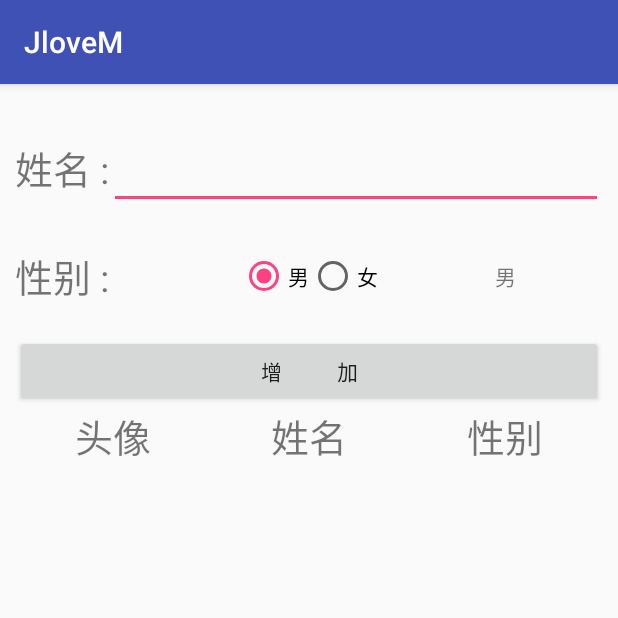
After one commit to jiaoheyan/lovem, an Android app: the MainPageActivity screen opened directly, with no data from a screen before it, on a phone screen of 412 x 824 dp, the top half of it. The commit adds this screen. Run offline under Robolectric (Android 15) with nearby library versions, the phone set to English and light mode, and no system bars.

Commit message:
201802201615

```diff
--- a/app/src/main/AndroidManifest.xml
+++ b/app/src/main/AndroidManifest.xml
@@ -18,6 +18,8 @@
         </activity>
         <activity android:name=".MainActivity"/>
         <activity android:name=".ListViewActivity"/>
+        <activity android:name=".JiShiBenActivity"/>
+        <activity android:name=".jishiben.MainPageActivity"></activity>
     </application>
 
 </manifest>
--- /dev/null
+++ b/app/src/main/java/com/example/lovej/jlovem/jishiben/MainPageActivity.java
@@ -0,0 +1,243 @@
+package com.example.lovej.jlovem.jishiben;
+
+import android.annotation.SuppressLint;
+import android.graphics.Color;
+import android.graphics.drawable.ColorDrawable;
+import android.os.Bundle;
+import android.support.v7.app.AppCompatActivity;
+import android.text.TextUtils;
+import android.view.Gravity;
+import android.view.View;
+import android.view.ViewGroup;
+import android.view.animation.Animation;
+import android.view.animation.ScaleAnimation;
+import android.widget.AbsListView;
+import android.widget.AdapterView;
+import android.widget.BaseAdapter;
+import android.widget.Button;
+import android.widget.EditText;
+import android.widget.ImageView;
+import android.widget.ListView;
+import android.widget.PopupWindow;
+import android.widget.RadioButton;
+import android.widget.RadioGroup;
+import android.widget.TextView;
+import android.widget.Toast;
+
+import com.example.lovej.jlovem.R;
+
+import java.util.List;
+
+import static android.R.id.list;
+
+
+/**
+ * Created by Administrator on 2018/2/20 0020.
+ */
+
+public class MainPageActivity extends AppCompatActivity implements RadioGroup.OnCheckedChangeListener {
+
+    private EditText et_name;
+    private Button bt_add;
+    private String name;
+    private RadioGroup rg_group;
+    private TextView tv_showsex;
+    private String showsex;
+    private SqlDao dao;
+    private Student stu;
+    private Student stu2;
+    private List<Student> list;
+    private MyAdapter adapter;
+    private ListView listView1;
+    private PopupWindow pw;
+    private TextView delete;
+
+
+
+    @Override
+    protected void onCreate(Bundle savedInstanceState) {
+        // TODO Auto-generated method stub
+        super.onCreate(savedInstanceState);
+        setContentView(R.layout.activity_mainpage);
+        initView();
+        initDate();
+
+    }
+    //初始化视图
+    private void initView() {
+        et_name=(EditText) findViewById(R.id.et_name);
+        bt_add=(Button) findViewById(R.id.bt_add);
+        rg_group=(RadioGroup) findViewById(R.id.rg_group);
+        tv_showsex=(TextView) findViewById(R.id.tv_showsex);
+        listView1=(ListView) findViewById(R.id.listView1);
+    }
+    //初始化数据
+    private void initDate() {
+        dao=new SqlDao(MainPageActivity.this);
+        list=dao.findAll();
+        adapter=new MyAdapter();
+        listView1.setAdapter(adapter);
+        rg_group.setOnCheckedChangeListener(this);
+        bt_add.setOnClickListener(new View.OnClickListener() {
+
+            @Override
+            public void onClick(View v) {
+                name = et_name.getText().toString().trim();
+                showsex = tv_showsex.getText().toString().trim();
+                stu=new Student(name,showsex);
+
+                if(TextUtils.isEmpty(name) || TextUtils.isEmpty(showsex)){
+                    Toast.makeText(MainPageActivity.this, "添加信息不能为空", Toast.LENGTH_LONG).show();
+
+                }else{
+                    stu2=new Student(name);
+                    Student findName = dao.findName(stu2);
+                    if(name.equals(findName.getName())){
+                        Toast.makeText(MainPageActivity.this, "添加的姓名不能一样！", Toast.LENGTH_SHORT).show();
+
+                    }else{
+                        boolean add = dao.add(stu);
+                        if(add){
+                            list=dao.findAll();
+                            adapter.notifyDataSetInvalidated();
+                            Toast.makeText(MainPageActivity.this, "添加成功", Toast.LENGTH_SHORT).show();
+                        }else {
+                            Toast.makeText(MainPageActivity.this, "添加失败", Toast.LENGTH_SHORT).show();
+                        }
+                    }
+                }
+            }
+        });
+        /**
+         * listview的条目点击事件
+         */
+        listView1.setOnItemClickListener(new AdapterView.OnItemClickListener() {
+            private String na;
+
+            @Override
+            public void onItemClick(AdapterView<?> parent, View view,
+                                    final int position, long id) {
+                na = list.get(position).getName();
+                View v = View.inflate(MainPageActivity.this, R.layout.adapter_popu_window, null);
+                if (pw != null) {
+                    pw.dismiss();//让弹出的PopupWindow消失
+                    pw = null;
+                }
+                pw = new PopupWindow(v, -2, -2);
+                int [] location=new int[2];
+                view.getLocationInWindow(location);
+                pw.setBackgroundDrawable(new ColorDrawable(Color.TRANSPARENT));
+                pw.showAtLocation(parent,Gravity.RIGHT+ Gravity.TOP, 20,location[1]-5 );//设置显示的位置
+                ScaleAnimation animation = new ScaleAnimation(0.3f, 1f, 0.3f, 1f, Animation.RELATIVE_TO_SELF,
+                        Animation.RELATIVE_TO_SELF);//弹出的动画
+                animation.setDuration(400);//设置动画时间
+                v.startAnimation(animation);//开启动画
+                delete = (TextView)v.findViewById(R.id.tv_delete);
+                /**
+                 * 删除每一个item上的数据
+                 */
+                delete.setOnClickListener(new View.OnClickListener() {
+
+                    @Override
+                    public void onClick(View v) {
+                        dao.delete(na);
+                        list.remove(position);//移除item的条目
+                        list=dao.findAll();//调用查询所有重新再查找一遍
+                        adapter.notifyDataSetChanged();//更新适配器
+                    }
+                });
+            }
+        });
+
+        /**
+         * listview的滑动监听
+         * 当鼠标上下滑动的时候让PopupWindow消失
+         */
+        listView1.setOnScrollListener(new AbsListView.OnScrollListener() {
+
+            @Override
+            public void onScrollStateChanged(AbsListView view, int scrollState) {
+            }
+            @Override
+            public void onScroll(AbsListView view, int firstVisibleItem,
+                                 int visibleItemCount, int totalItemCount) {
+                if(pw!=null){
+                    pw.dismiss();
+                    pw=null;
+                }
+            }
+        });
+    }
+
+    //按钮组的点击事件
+    @Override
+    public void onCheckedChanged(RadioGroup group, int checkedId) {
+
+        //获取变更后的选中项的ID
+        int radioButtonId = group.getCheckedRadioButtonId();
+        RadioButton rb = (RadioButton)MainPageActivity.this.findViewById(radioButtonId);
+        //更新文本内容，以符合选中项
+        tv_showsex.setText(rb.getText());
+    }
+    class MyAdapter extends BaseAdapter{
+
+        private String sex2;
+        private View view;
+        private String name2;
+        @SuppressLint("ViewHolder") @Override
+        public View getView(int position, View convertView, ViewGroup parent) {
+            ViewHolder holder=null ;//设置静态类使其初始化
+            if(convertView==null){
+
+                holder = new ViewHolder();//创建holder对象
+                view = View.inflate(MainPageActivity.this, R.layout.item,null );
+
+                holder.iv_head = (ImageView) view.findViewById(R.id.iv_head);
+                holder.tv_name = (TextView) view.findViewById(R.id.tv_n);
+                holder.tv_sex = (TextView) view.findViewById(R.id.tv_s);
+
+                view.setTag(holder);//用来保存一些数据结构。
+            }else{
+                view=convertView;//复用历史缓存
+                holder=(ViewHolder) view.getTag();
+
+            }
+            name2 = list.get(position).getName();
+            sex2 = list.get(position).getSex();
+            if("男".equals(sex2)){			//区分性别
+                holder.iv_head.setImageResource(R.drawable.nan);
+            }else{
+                holder.iv_head.setImageResource(R.drawable.nv);
+            }
+            holder.tv_name.setText(name2);
+            holder.tv_sex.setText(sex2);
+            return view;
+        }
+        @Override
+        public int getCount() {
+            return list.size();	//返回list集合中的数据个数
+        }
+
+        @Override
+        public Object getItem(int position) {
+
+            return null;
+        }
+
+        @Override
+        public long getItemId(int position) {
+
+            return 0;
+        }
+
+
+
+    }
+    //ViewHolder静态类
+    static class ViewHolder{
+        ImageView iv_head;
+        TextView tv_name;
+        TextView tv_sex;
+    }
+
+}
--- /dev/null
+++ b/app/src/main/java/com/example/lovej/jlovem/jishiben/OpenHelper.java
@@ -0,0 +1,28 @@
+package com.example.lovej.jlovem.jishiben;
+
+import android.content.Context;
+import android.database.sqlite.SQLiteDatabase;
+import android.database.sqlite.SQLiteOpenHelper;
+
+/**
+ * Created by Administrator on 2018/2/20 0020.
+ */
+
+public class OpenHelper extends SQLiteOpenHelper {
+
+    public OpenHelper(Context context) {
+        super(context, "db.student", null, 1);
+    }
+
+
+    @Override
+    public void onCreate(SQLiteDatabase db) {
+        db.execSQL("create table student (_id integer primary key autoincrement,name varchar(20),sex varchar(3))");
+    }
+
+    @Override
+    public void onUpgrade(SQLiteDatabase db, int oldVersion, int newVersion) {
+
+    }
+
+}
--- /dev/null
+++ b/app/src/main/java/com/example/lovej/jlovem/jishiben/SqlDao.java
@@ -0,0 +1,95 @@
+package com.example.lovej.jlovem.jishiben;
+
+import android.content.ContentValues;
+import android.content.Context;
+import android.database.Cursor;
+import android.database.sqlite.SQLiteDatabase;
+
+import java.util.ArrayList;
+import java.util.List;
+
+/**
+ * Created by Administrator on 2018/2/20 0020.
+ */
+
+public class SqlDao {
+    private OpenHelper helper;
+    public SqlDao(Context context) {
+        helper=new OpenHelper(context);
+    }
+    /**
+     * 添加
+     * @param stu
+     * @return
+     */
+    public boolean add(Student stu){
+        SQLiteDatabase db = helper.getWritableDatabase();
+        ContentValues values = new ContentValues();
+        values.put("name", stu.getName().toString());
+        values.put("sex", stu.getSex().toString());
+        long insert = db.insert("student", null, values);
+        db.close();
+        if(insert !=-1){
+            return true;
+        }else{
+            return false;
+        }
+    }
+    /**
+     * 删除
+     * @param name
+     */
+    public void delete(String name){
+        SQLiteDatabase db = helper.getWritableDatabase();
+//		db.execSQL("delete student where name =?",new String[]{name});
+        db.delete("student", "name=?", new String[]{name});
+        db.close();
+    }
+    /**
+     * 修改
+     * @param name
+     * @param newsex
+     */
+    public void update(String name, String newsex){
+        SQLiteDatabase db = helper.getWritableDatabase();
+        db.execSQL("update student set sex=? where name=?",new Object[]{name,newsex});
+        db.close();
+    }
+    /**
+     *查找学生姓名
+     * @param
+     * @return
+     */
+    public Student findName(Student stu2 ){
+        SQLiteDatabase db = helper.getReadableDatabase();
+        Cursor cursor = db.rawQuery("select * from student where name=?", new String[]{stu2.getName()});
+        Student s = new Student();
+        while(cursor.moveToNext()){
+//			String name = cursor.getString(1);
+            s.setName(stu2.getName());
+        }
+        cursor.close();
+        db.close();
+        return s;
+    }
+    //查询所有学生
+    public List<Student> findAll(){
+        SQLiteDatabase db = helper.getReadableDatabase();
+        List<Student> list =new ArrayList<Student>();
+        Cursor cursor = db.query("student", null, null, null, null, null, null);
+        while(cursor.moveToNext()){
+            //创建学生对象
+            Student s = new Student();
+            String name = cursor.getString(1);
+            String sex = cursor.getString(2);
+            //添加到学生bean里面
+            s.setName(name);
+            s.setSex(sex);
+            list.add(s);
+        }
+        db.close();
+        cursor.close();
+        return list;
+
+    }
+}
--- /dev/null
+++ b/app/src/main/res/layout/activity_mainpage.xml
@@ -0,0 +1,116 @@
+<?xml version="1.0" encoding="utf-8"?>
+<LinearLayout xmlns:android="http://schemas.android.com/apk/res/android"
+    android:layout_width="match_parent"
+    android:orientation="vertical"
+    android:padding="10dp"
+    android:layout_height="match_parent">
+    <LinearLayout
+        android:layout_width="match_parent"
+        android:layout_height="wrap_content"
+        android:layout_marginTop="25dp"
+        android:orientation="horizontal" >
+
+        <TextView
+            android:id="@+id/tv"
+            android:layout_width="wrap_content"
+            android:layout_height="wrap_content"
+            android:text="姓名 :"
+            android:textSize="25sp" />
+
+        <EditText
+            android:id="@+id/et_name"
+            android:layout_width="match_parent"
+            android:layout_height="wrap_content"
+            android:textSize="20sp" />
+    </LinearLayout>
+
+    <LinearLayout
+        android:layout_width="match_parent"
+        android:layout_height="wrap_content"
+        android:layout_marginTop="25dp"
+        android:gravity="center"
+        android:orientation="horizontal" >
+
+        <TextView
+            android:id="@+id/tv_sex"
+            android:layout_width="0dp"
+            android:layout_height="wrap_content"
+            android:layout_weight="1"
+            android:text="性别 :"
+            android:textSize="25sp" />
+
+        <RadioGroup
+            android:id="@+id/rg_group"
+            android:layout_width="0dp"
+            android:layout_height="wrap_content"
+            android:layout_weight="1"
+            android:gravity="center"
+            android:orientation="horizontal" >
+
+            <RadioButton
+                android:id="@+id/boy"
+                android:layout_width="wrap_content"
+                android:layout_height="wrap_content"
+                android:checked="true"
+                android:text="男" />
+
+            <RadioButton
+                android:id="@+id/girl"
+                android:layout_width="wrap_content"
+                android:layout_height="wrap_content"
+                android:text="女" />
+        </RadioGroup>
+
+        <TextView
+            android:id="@+id/tv_showsex"
+            android:layout_width="0dp"
+            android:layout_height="wrap_content"
+            android:layout_weight="1"
+            android:gravity="center"
+            android:text="男" />
+    </LinearLayout>
+
+    <Button
+        android:id="@+id/bt_add"
+        android:layout_width="fill_parent"
+        android:layout_height="wrap_content"
+        android:layout_marginTop="20dp"
+        android:text="增           加" />
+
+    <LinearLayout
+        android:layout_width="match_parent"
+        android:layout_height="wrap_content" >
+
+        <TextView
+            android:id="@+id/stu_head"
+            android:layout_width="wrap_content"
+            android:layout_height="wrap_content"
+            android:layout_weight="1"
+            android:gravity="center"
+            android:text="头像"
+            android:textSize="25sp" />
+        <TextView
+            android:id="@+id/stu_name"
+            android:layout_width="wrap_content"
+            android:layout_height="wrap_content"
+            android:layout_weight="1"
+            android:gravity="center"
+            android:text="姓名"
+            android:textSize="25sp" />
+
+        <TextView
+            android:id="@+id/stu_sex"
+            android:layout_width="wrap_content"
+            android:layout_height="wrap_content"
+            android:layout_weight="1"
+            android:gravity="center"
+            android:text="性别"
+            android:textSize="25sp" />
+    </LinearLayout>
+
+    <ListView
+        android:id="@+id/listView1"
+        android:layout_width="match_parent"
+        android:layout_height="wrap_content" >
+    </ListView>
+</LinearLayout>
--- a/app/src/main/res/layout/layout.xml
+++ b/app/src/main/res/layout/layout.xml
@@ -33,7 +33,7 @@ android:layout_centerVertical="true"
             android:id="@+id/t1"
             android:layout_width="wrap_content"
             android:layout_height="wrap_content"
-            android:textColor="#fff"
+            android:textColor="#000"
             android:textSize="18sp"
             android:text="kg" />
 
```
Also changed, not shown: app/src/main/java/com/example/lovej/jlovem/JiShiBenActivity.java (added, +39 -0 lines), app/src/main/java/com/example/lovej/jlovem/ListViewActivity.java (+25 -17 lines), app/src/main/java/com/example/lovej/jlovem/MainActivity.java (+19 -1 lines), app/src/main/java/com/example/lovej/jlovem/jishiben/Student.java (added, +34 -0 lines), app/src/main/res/layout/activity_jishiben.xml (added, +19 -0 lines), app/src/main/res/layout/activity_main.xml (+21 -0 lines), app/src/main/res/layout/adapter_popu_window.xml (added, +16 -0 lines), app/src/main/res/layout/item.xml (added, +36 -0 lines), app/src/main/res/drawable/head.jpg (added), app/src/main/res/drawable/nan.jpg (added), app/src/main/res/drawable/nv.jpg (added).
